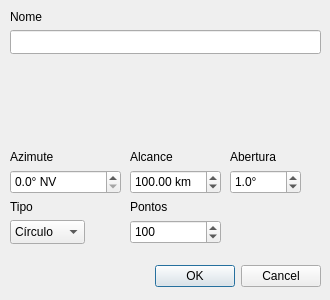
The window that dialogs/circledialog.ui (cragapito/qtkamal) describes before a commit, drawn with Qt 5.
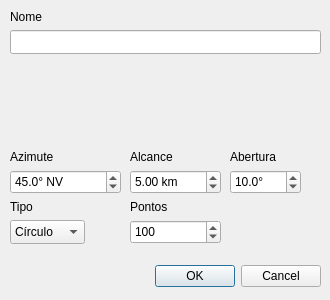
The same window after the commit. The open tabs and pages were chosen to show the change. Icons and pictures are not drawn. Custom widgets are drawn as their Qt base class.

```diff
--- a/dialogs/circledialog.ui
+++ b/dialogs/circledialog.ui
@@ -177,6 +177,9 @@
      <property name="maximum">
       <double>360.000000000000000</double>
      </property>
+     <property name="value">
+      <double>45.000000000000000</double>
+     </property>
     </widget>
     <widget class="QDoubleSpinBox" name="alcance">
      <property name="geometry">
@@ -197,7 +200,7 @@
       <double>3000.000000000000000</double>
      </property>
      <property name="value">
-      <double>100.000000000000000</double>
+      <double>5.000000000000000</double>
      </property>
     </widget>
     <widget class="QLabel" name="label_alc">
@@ -248,7 +251,7 @@
       <double>360.000000000000000</double>
      </property>
      <property name="value">
-      <double>1.000000000000000</double>
+      <double>10.000000000000000</double>
      </property>
     </widget>
     <widget class="QLabel" name="label">
```
Left out of the diff: 2 changed lines with no effect on the pictures.
